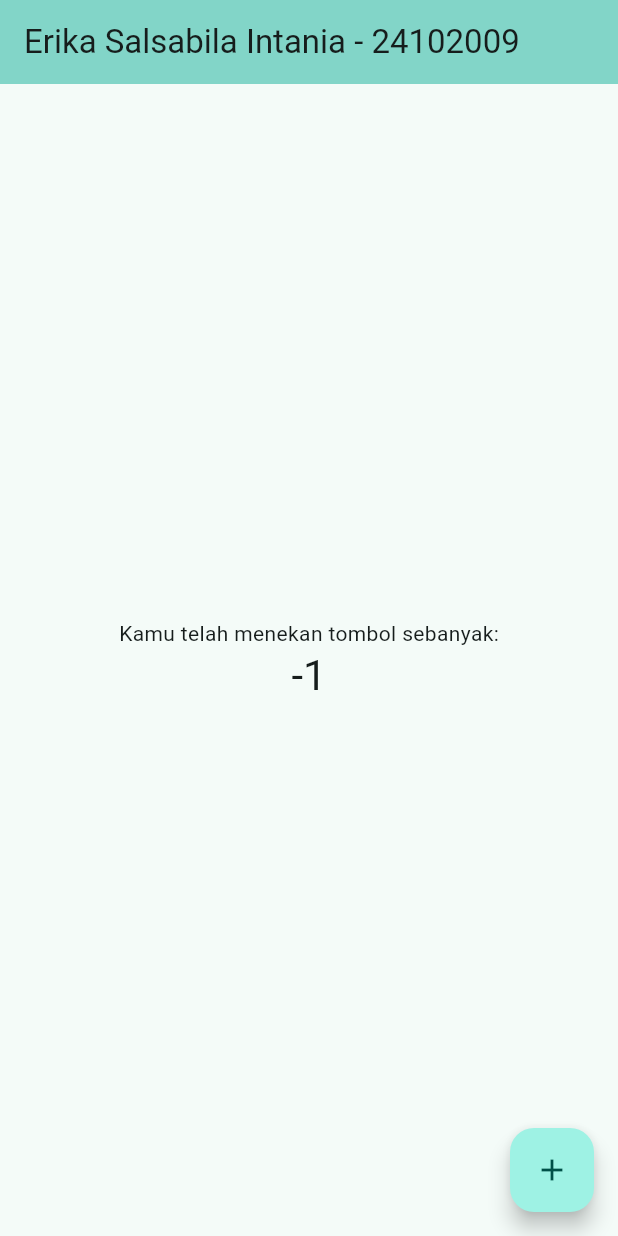
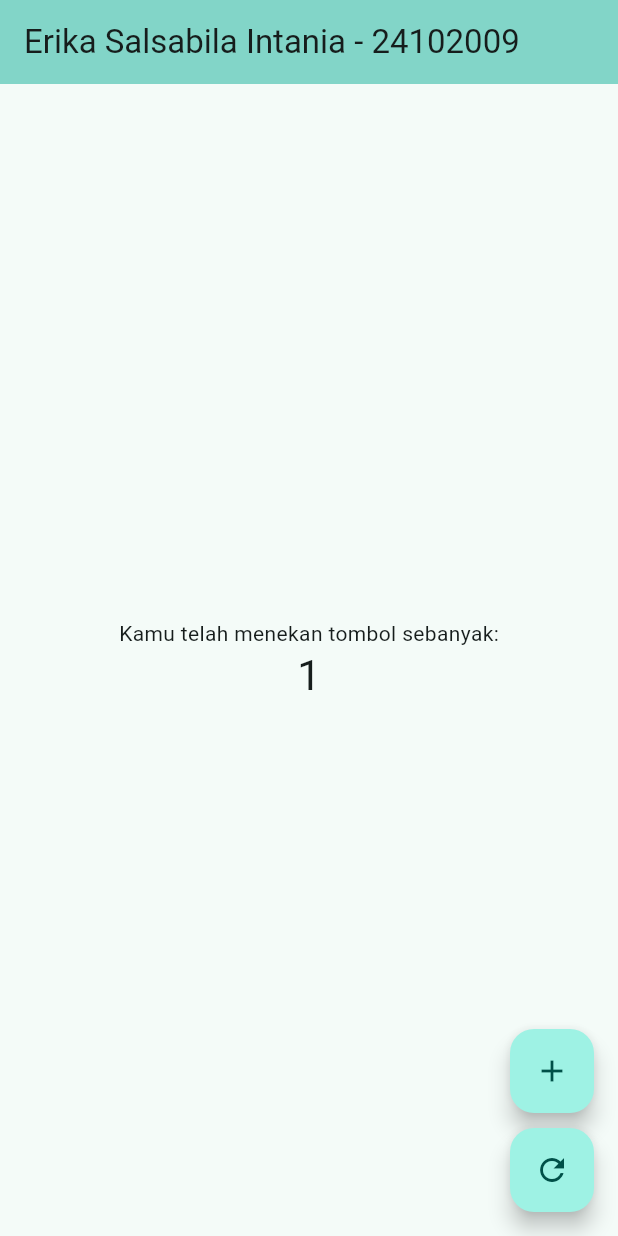
Before and after one commit to erikasalsaabila09-oss/halo_flutter_Erika, a Flutter app: the screen it shows after launch, after a tap on the "add" icon, on a phone screen of 412 x 824 dp. Run offline on Flutter 3.47's test engine with Material 3 defaults, Android fonts, the light colour scheme and no system bars.

Commit message:
Update project name to halo_flutter

```diff
--- a/lib/main.dart
+++ b/lib/main.dart
@@ -57,13 +57,22 @@ class _MyHomePageState extends State<MyHomePage> {
   int _counter = 0;
 
   void _incrementCounter() {
+    if (_counter < 10) {
+      setState(() {
+        _counter++;
+      });
+    } else {
+      ScaffoldMessenger.of(context).showSnackBar(
+        const SnackBar(
+          content: Text('Counter sudah mencapai 10!'),
+        ),
+      );
+    }
+  }
+
+  void _resetCounter() {
     setState(() {
-      // This call to setState tells the Flutter framework that something has
-      // changed in this State, which causes it to rerun the build method below
-      // so that the display can reflect the updated values. If we changed
-      // _counter without calling setState(), then the build method would not be
-      // called again, and so nothing would appear to happen.
-      _counter--;
+      _counter = 0;
     });
   }
 
@@ -112,11 +121,22 @@ class _MyHomePageState extends State<MyHomePage> {
           ],
         ),
       ),
-      floatingActionButton: FloatingActionButton(
-        onPressed: _incrementCounter,
-        tooltip: 'Increment',
-        child: const Icon(Icons.add),
-      ),
+      floatingActionButton: Column(
+  mainAxisSize: MainAxisSize.min,
+  children: [
+    FloatingActionButton(
+      onPressed: _incrementCounter,
+      tooltip: 'Tambah',
+      child: const Icon(Icons.add),
+    ),
+    const SizedBox(height: 10),
+    FloatingActionButton(
+      onPressed: _resetCounter,
+      tooltip: 'Reset',
+      child: const Icon(Icons.refresh),
+    ),
+  ],
+),
     );
   }
 }
--- a/pubspec.yaml
+++ b/pubspec.yaml
@@ -1,4 +1,4 @@
-name: papb
+name: halo_flutter
 description: "A new Flutter project."
 # The following line prevents the package from being accidentally published to
 # pub.dev using `flutter pub publish`. This is preferred for private packages.
```
